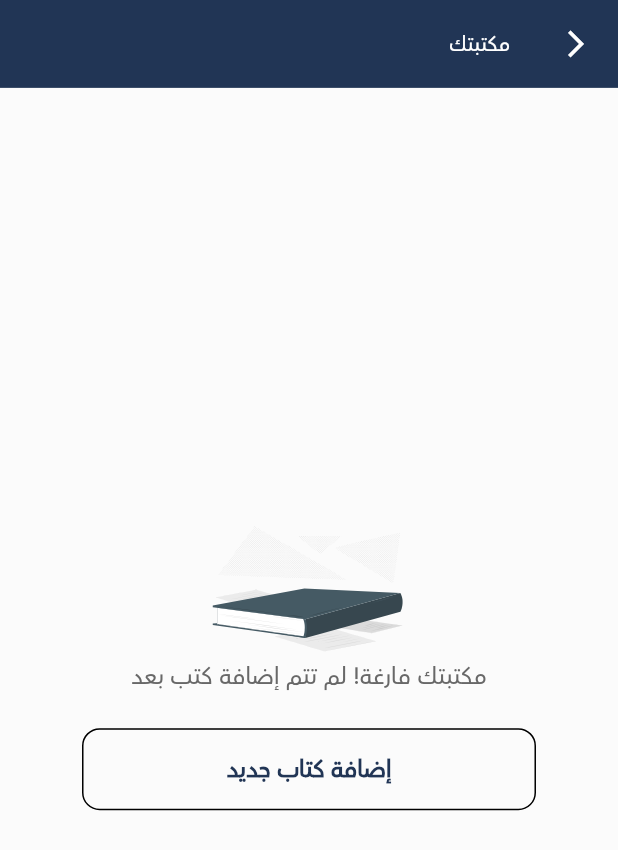
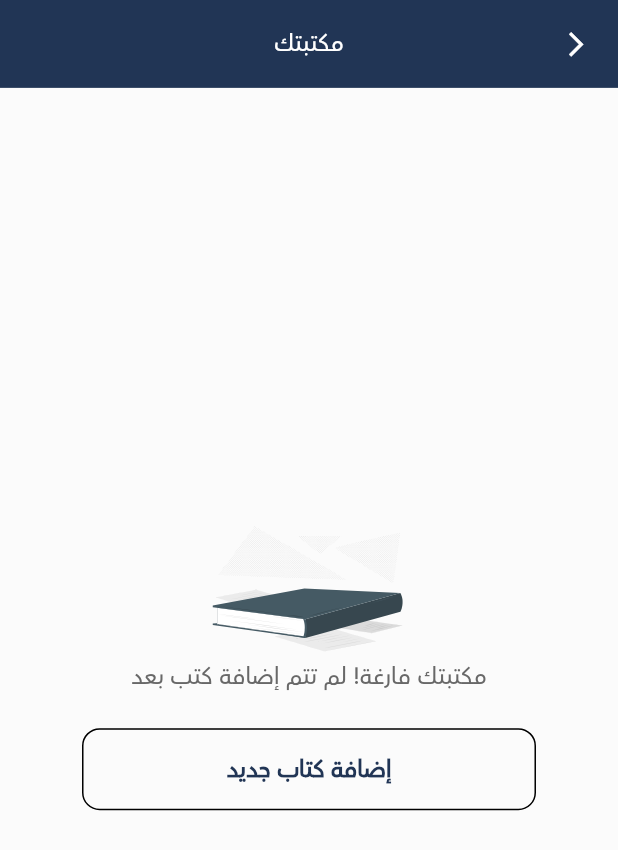
Before and after one commit to AhmadMahdaly/Biblio_App, a Flutter app: the MyLibraryPage screen opened directly, on a phone screen of 412 x 824 dp. Shown: the top 850 px of the screen. Run offline on Flutter 3.47's test engine with Material 3 defaults, Android fonts, the light colour scheme and no system bars; our stand-ins replace animate_do, animated_text_kit, bloc, cached_network_image, carousel_slider, connectivity_plus and 9 more; missing offline and left inert: flutter_verification_code, mobkit_dashed_border; accounts and stored records are empty.

Commit message:
Enhance MyLibraryPage UI elements:
Updated the title font size and weight for better visibility.
Centered the title in the app bar and adjusted the back icon size for improved aesthetics.
These changes aim to enhance the overall user experience on the MyLibraryPage.

```diff
--- a/lib/screens/my_lib_page/my_library_page.dart
+++ b/lib/screens/my_lib_page/my_library_page.dart
@@ -58,14 +58,15 @@ class _MyLibraryPageState extends State<MyLibraryPage> {
         automaticallyImplyLeading: false,
         backgroundColor: kMainColor,
         toolbarHeight: 60.sp,
+        centerTitle: true,
 
         /// Title
         title: Text(
           'مكتبتك',
           style: TextStyle(
             color: Colors.white,
-            fontSize: 14.sp,
-            fontWeight: FontWeight.w500,
+            fontSize: 16.sp,
+            fontWeight: FontWeight.w600,
             height: 1.sp,
           ),
         ),
@@ -77,7 +78,7 @@ class _MyLibraryPageState extends State<MyLibraryPage> {
           },
           icon: Icon(
             Icons.arrow_back_ios_new,
-            size: 22.sp,
+            size: 20.sp,
             color: Colors.white,
           ),
         ),
```
